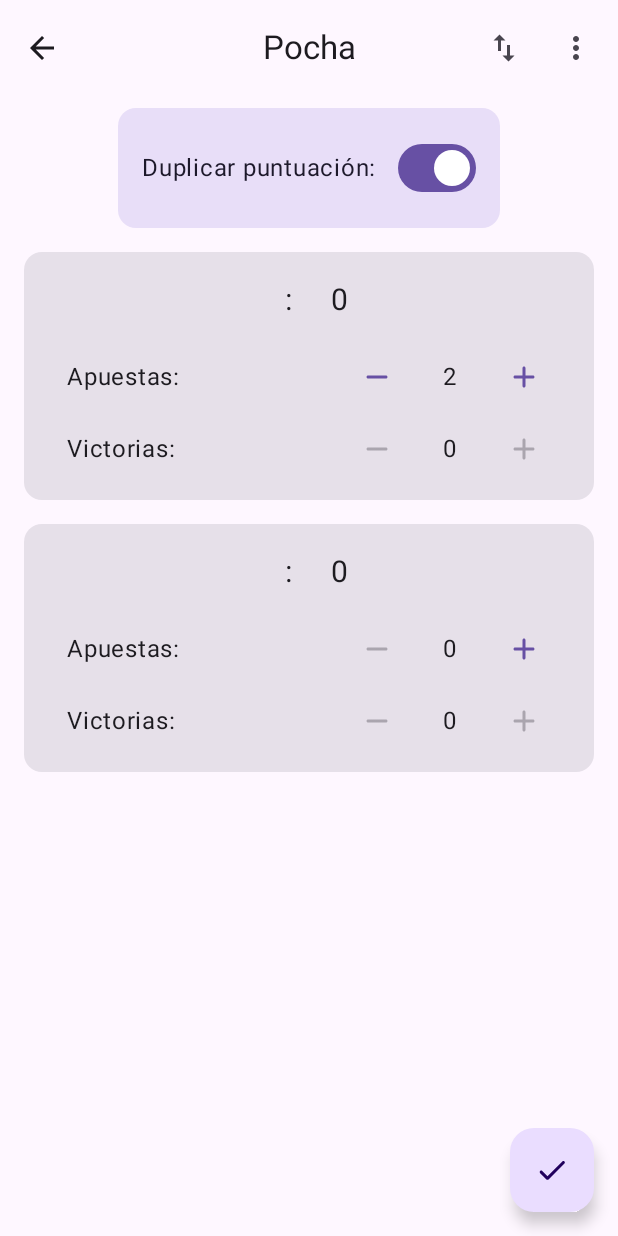
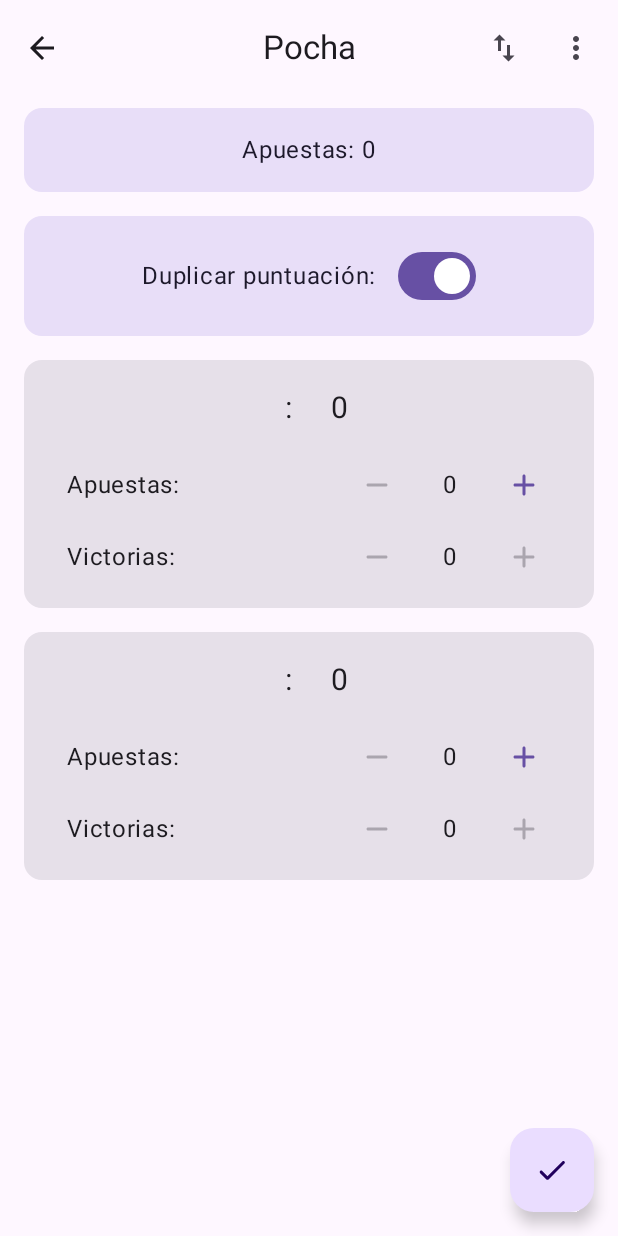
Before and after one commit to RodAlc24/Amarracos, an Android app built with Jetpack Compose: the PochaScreen screen opened through its navigation route, after a tap on "Duplicar puntuación:", on a phone screen of 412 x 824 dp. Run offline under Robolectric (Android 15) with nearby library versions, the phone set to English and light mode, and no system bars; pictures from the network do not load; 2 other taps on this screen came first.

Commit message:
Mostrar el total de apuestas

```diff
--- a/app/src/main/java/com/rodalc/amarracos/data/generico/GenericoViewModel.kt
+++ b/app/src/main/java/com/rodalc/amarracos/data/generico/GenericoViewModel.kt
@@ -41,6 +41,9 @@
     private val _canUndo = MutableStateFlow(undoStack.isNotEmpty())
     val canUndo = _canUndo.asStateFlow()
 
+    private val _apuestas = MutableStateFlow(0)
+    val apuestas = _apuestas.asStateFlow()
+
     private val filenamePocha = "pocha2.json"
     private val filenameGenerico = "generico2.json"
 
@@ -68,6 +71,7 @@
                 isPocha = isPocha
             )
         }
+        updateApuestas()
         saveState(context = context)
     }
 
@@ -115,6 +119,7 @@
             _uiState.update { currentState ->
                 currentState.copy(jugadores = updatedJugadores)
             }
+            updateApuestas()
             saveState(context = context)
         }
     }
@@ -149,6 +154,7 @@
                 duplica = duplica
             )
         }
+        updateApuestas()
         saveState(context = context)
     }
 
@@ -205,6 +211,7 @@
         _uiState.update { currentState ->
             currentState.copy(duplica = duplica)
         }
+        updateApuestas()
         saveState(context = context)
     }
 
@@ -259,6 +266,7 @@
             _uiState.update {
                 Json.decodeFromString(temp)
             }
+            updateApuestas()
         }
     }
 
@@ -307,6 +315,7 @@
             _uiState.update {
                 undoStack.removeAt(undoStack.lastIndex)
             }
+            updateApuestas()
             saveState(context = context)
             _canUndo.update { undoStack.isNotEmpty() }
         }
@@ -354,6 +363,20 @@
         _uiState.update { currentState ->
             currentState.copy(jugadores = sortedJugadores)
         }
+        updateApuestas()
         saveState(context = context)
     }
+
+    /**
+     * Updates the total sum of bets (_apuestas) from all players.
+     *
+     * This function calculates the sum of the 'apuesta' (bet) property for each player
+     * in the current UI state and updates the `_apuestas` MutableStateFlow with this sum.
+     * This is useful for displaying the total amount bet in the current round or game.
+     */
+    private fun updateApuestas() {
+        _apuestas.update {
+            _uiState.value.jugadores.sumOf { it.apuesta }
+        }
+    }
 }
--- a/app/src/main/java/com/rodalc/amarracos/ui/pocha/PochaScreen.kt
+++ b/app/src/main/java/com/rodalc/amarracos/ui/pocha/PochaScreen.kt
@@ -7,10 +7,12 @@
 import androidx.compose.foundation.layout.Row
 import androidx.compose.foundation.layout.Spacer
 import androidx.compose.foundation.layout.fillMaxHeight
+import androidx.compose.foundation.layout.fillMaxWidth
 import androidx.compose.foundation.layout.height
 import androidx.compose.foundation.layout.padding
 import androidx.compose.foundation.layout.width
 import androidx.compose.foundation.lazy.grid.GridCells
+import androidx.compose.foundation.lazy.grid.GridItemSpan
 import androidx.compose.foundation.lazy.grid.LazyVerticalGrid
 import androidx.compose.foundation.lazy.grid.items
 import androidx.compose.material.icons.Icons
@@ -63,6 +65,7 @@
     showResults: () -> Unit = {},
 ) {
     val uiState by pochaViewModel.uiState.collectAsState()
+    val apuestas by pochaViewModel.apuestas.collectAsState()
     val context = LocalContext.current
     val canUndo = pochaViewModel.canUndo.collectAsState()
 
@@ -129,14 +132,40 @@
             columns = GridCells.Adaptive(minSize = 350.dp)
         ) {
             if (isPocha) {
-                stickyHeader {
+                item(span = { GridItemSpan(maxLineSpan) }) {
                     Row(
                         verticalAlignment = Alignment.CenterVertically,
                         horizontalArrangement = Arrangement.Center,
                     ) {
                         Card(
                             modifier = Modifier
-//                        .fillMaxWidth(0.9f)
+                                .fillMaxWidth(1f)
+                                .padding(8.dp),
+                            colors = CardDefaults.cardColors(
+                                containerColor = MaterialTheme.colorScheme.secondaryContainer,
+                                contentColor = MaterialTheme.colorScheme.onSecondaryContainer
+                            )
+                        ) {
+                            Row(
+                                verticalAlignment = Alignment.CenterVertically,
+                                horizontalArrangement = Arrangement.Center,
+                                modifier = Modifier
+                                    .padding(16.dp)
+                                    .fillMaxWidth()
+                            ) {
+                                Text(text = "${stringResource(R.string.text_bets)}: $apuestas")
+                            }
+                        }
+                    }
+                }
+                item(span = { GridItemSpan(maxLineSpan) }) {
+                    Row(
+                        verticalAlignment = Alignment.CenterVertically,
+                        horizontalArrangement = Arrangement.Center,
+                    ) {
+                        Card(
+                            modifier = Modifier
+                                .fillMaxWidth(1f)
                                 .padding(8.dp)
                                 .clickable(onClick = {
                                     pochaViewModel.setDuplica(
@@ -151,7 +180,10 @@
                         ) {
                             Row(
                                 verticalAlignment = Alignment.CenterVertically,
-                                modifier = Modifier.padding(16.dp)
+                                horizontalArrangement = Arrangement.Center,
+                                modifier = Modifier
+                                    .padding(16.dp)
+                                    .fillMaxWidth()
                             ) {
                                 Text(text = stringResource(R.string.text_double_points))
                                 Spacer(modifier = Modifier.width(10.dp))
```
